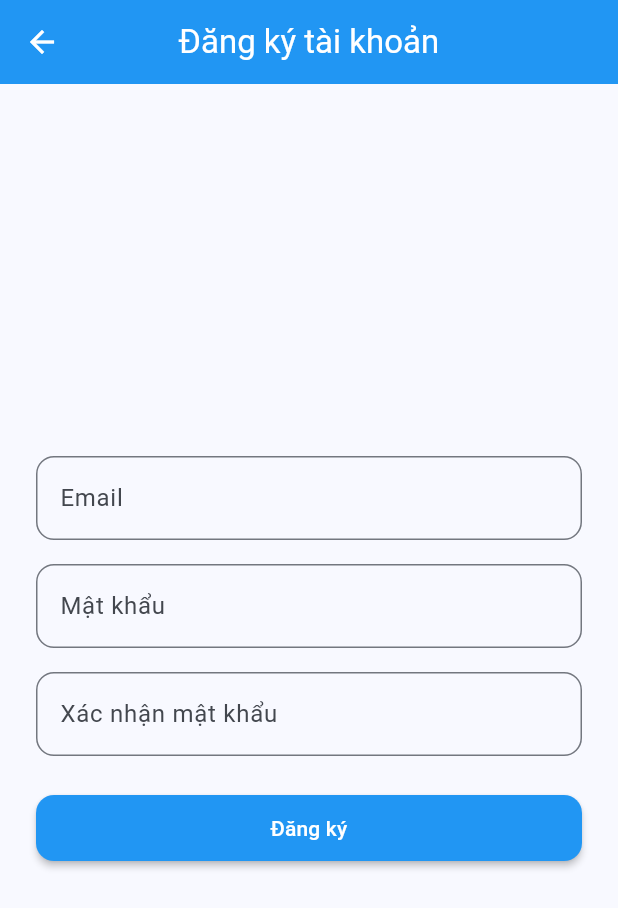
After one commit to tuankiet0811/FocusLock, a Flutter app: the screen it shows after launch, after a tap on "Đăng nhập", after a tap on "Chưa có tài khoản? Đăng ký", on a phone screen of 412 x 824 dp. The commit adds this screen. Shown: the top 908 px of the screen. Run offline on Flutter 3.47's test engine with Material 3 defaults, Android fonts, the phone set to English and light mode, and no system bars; our stand-ins replace firebase_auth, firebase_core, flutter_local_notifications, shared_preferences; missing offline and left inert: android_intent_plus; accounts and stored records are empty.

Commit message:
Login Register

```diff
--- a/FocusLock/lib/main.dart
+++ b/FocusLock/lib/main.dart
@@ -1,7 +1,9 @@
 import 'package:flutter/material.dart';
 import 'package:provider/provider.dart';
 import 'services/focus_service.dart';
+import 'services/auth_service.dart';
 import 'screens/home_screen.dart';
+import 'screens/login_screen.dart';
 import 'utils/constants.dart';
 import 'package:firebase_core/firebase_core.dart';
 
@@ -25,8 +27,11 @@ class MyApp extends StatelessWidget {
 
   @override
   Widget build(BuildContext context) {
-    return ChangeNotifierProvider<FocusService>.value(
-      value: focusService,
+    return MultiProvider(
+      providers: [
+        ChangeNotifierProvider<FocusService>.value(value: focusService),
+        ChangeNotifierProvider<AuthService>(create: (_) => AuthService()),
+      ],
       child: MaterialApp(
         title: AppConstants.appName,
         debugShowCheckedModeBanner: false,
@@ -78,8 +83,32 @@ class MyApp extends StatelessWidget {
             ),
           ),
         ),
-        home: const HomeScreen(),
+        home: const AuthGate(),
       ),
     );
   }
 }
+
+class AuthGate extends StatelessWidget {
+  const AuthGate({super.key});
+
+  @override
+  Widget build(BuildContext context) {
+    final authService = Provider.of<AuthService>(context, listen: false);
+    return StreamBuilder(
+      stream: authService.authStateChanges(),
+      builder: (context, snapshot) {
+        if (snapshot.connectionState == ConnectionState.waiting) {
+          return const Scaffold(
+            body: Center(child: CircularProgressIndicator()),
+          );
+        }
+        if (snapshot.hasData) {
+          return const HomeScreen();
+        } else {
+          return const LoginScreen();
+        }
+      },
+    );
+  }
+}
--- /dev/null
+++ b/FocusLock/lib/screens/login_screen.dart
@@ -0,0 +1,127 @@
+import 'package:flutter/material.dart';
+import 'package:provider/provider.dart';
+import '../services/auth_service.dart';
+import 'register_screen.dart';
+
+class LoginScreen extends StatefulWidget {
+  const LoginScreen({Key? key}) : super(key: key);
+
+  @override
+  State<LoginScreen> createState() => _LoginScreenState();
+}
+
+class _LoginScreenState extends State<LoginScreen> {
+  final _formKey = GlobalKey<FormState>();
+  final TextEditingController _emailController = TextEditingController();
+  final TextEditingController _passwordController = TextEditingController();
+  bool _isLoading = false;
+  String? _errorMessage;
+
+  @override
+  void dispose() {
+    _emailController.dispose();
+    _passwordController.dispose();
+    super.dispose();
+  }
+
+  Future<void> _login() async {
+    setState(() {
+      _isLoading = true;
+      _errorMessage = null;
+    });
+    if (_formKey.currentState!.validate()) {
+      try {
+        final authService = Provider.of<AuthService>(context, listen: false);
+        await authService.signInWithEmail(
+          _emailController.text.trim(),
+          _passwordController.text.trim(),
+        );
+        if (mounted) {
+          Navigator.of(context).pop(); // Quay lại màn hình trước hoặc chuyển sang home
+        }
+      } catch (e) {
+        setState(() {
+          _errorMessage = e.toString();
+        });
+      }
+    }
+    setState(() {
+      _isLoading = false;
+    });
+  }
+
+  void _goToRegister() {
+    Navigator.of(context).push(
+      MaterialPageRoute(builder: (_) => const RegisterScreen()),
+    );
+  }
+
+  void _goToForgotPassword() {
+    // Sẽ triển khai sau
+  }
+
+  @override
+  Widget build(BuildContext context) {
+    return Scaffold(
+      appBar: AppBar(title: const Text('Đăng nhập')),
+      body: Padding(
+        padding: const EdgeInsets.all(24.0),
+        child: Form(
+          key: _formKey,
+          child: Column(
+            mainAxisAlignment: MainAxisAlignment.center,
+            children: [
+              TextFormField(
+                controller: _emailController,
+                decoration: const InputDecoration(labelText: 'Email'),
+                keyboardType: TextInputType.emailAddress,
+                validator: (value) {
+                  if (value == null || value.isEmpty) return 'Vui lòng nhập email';
+                  if (!value.contains('@')) return 'Email không hợp lệ';
+                  return null;
+                },
+              ),
+              const SizedBox(height: 16),
+              TextFormField(
+                controller: _passwordController,
+                decoration: const InputDecoration(labelText: 'Mật khẩu'),
+                obscureText: true,
+                validator: (value) {
+                  if (value == null || value.isEmpty) return 'Vui lòng nhập mật khẩu';
+                  if (value.length < 6) return 'Mật khẩu phải từ 6 ký tự';
+                  return null;
+                },
+              ),
+              const SizedBox(height: 24),
+              if (_errorMessage != null)
+                Text(_errorMessage!, style: const TextStyle(color: Colors.red)),
+              SizedBox(
+                width: double.infinity,
+                child: ElevatedButton(
+                  onPressed: _isLoading ? null : _login,
+                  child: _isLoading
+                      ? const CircularProgressIndicator(color: Colors.white)
+                      : const Text('Đăng nhập'),
+                ),
+              ),
+              const SizedBox(height: 16),
+              Row(
+                mainAxisAlignment: MainAxisAlignment.center,
+                children: [
+                  TextButton(
+                    onPressed: _goToRegister,
+                    child: const Text('Chưa có tài khoản? Đăng ký'),
+                  ),
+                  TextButton(
+                    onPressed: _goToForgotPassword,
+                    child: const Text('Quên mật khẩu?'),
+                  ),
+                ],
+              ),
+            ],
+          ),
+        ),
+      ),
+    );
+  }
+}
--- /dev/null
+++ b/FocusLock/lib/screens/register_screen.dart
@@ -0,0 +1,117 @@
+import 'package:flutter/material.dart';
+import 'package:provider/provider.dart';
+import '../services/auth_service.dart';
+
+class RegisterScreen extends StatefulWidget {
+  const RegisterScreen({Key? key}) : super(key: key);
+
+  @override
+  State<RegisterScreen> createState() => _RegisterScreenState();
+}
+
+class _RegisterScreenState extends State<RegisterScreen> {
+  final _formKey = GlobalKey<FormState>();
+  final TextEditingController _emailController = TextEditingController();
+  final TextEditingController _passwordController = TextEditingController();
+  final TextEditingController _confirmPasswordController = TextEditingController();
+  bool _isLoading = false;
+  String? _errorMessage;
+
+  @override
+  void dispose() {
+    _emailController.dispose();
+    _passwordController.dispose();
+    _confirmPasswordController.dispose();
+    super.dispose();
+  }
+
+  Future<void> _register() async {
+    setState(() {
+      _isLoading = true;
+      _errorMessage = null;
+    });
+    if (_formKey.currentState!.validate()) {
+      try {
+        final authService = Provider.of<AuthService>(context, listen: false);
+        await authService.registerWithEmail(
+          _emailController.text.trim(),
+          _passwordController.text.trim(),
+        );
+        if (mounted) {
+          ScaffoldMessenger.of(context).showSnackBar(
+            const SnackBar(content: Text('Đăng ký thành công! Vui lòng kiểm tra email để xác thực.')),
+          );
+          Navigator.of(context).pop(); // Quay lại màn hình trước (thường là login)
+        }
+      } catch (e) {
+        setState(() {
+          _errorMessage = e.toString();
+        });
+      }
+    }
+    setState(() {
+      _isLoading = false;
+    });
+  }
+
+  @override
+  Widget build(BuildContext context) {
+    return Scaffold(
+      appBar: AppBar(title: const Text('Đăng ký tài khoản')),
+      body: Padding(
+        padding: const EdgeInsets.all(24.0),
+        child: Form(
+          key: _formKey,
+          child: Column(
+            mainAxisAlignment: MainAxisAlignment.center,
+            children: [
+              TextFormField(
+                controller: _emailController,
+                decoration: const InputDecoration(labelText: 'Email'),
+                keyboardType: TextInputType.emailAddress,
+                validator: (value) {
+                  if (value == null || value.isEmpty) return 'Vui lòng nhập email';
+                  if (!value.contains('@')) return 'Email không hợp lệ';
+                  return null;
+                },
+              ),
+              const SizedBox(height: 16),
+              TextFormField(
+                controller: _passwordController,
+                decoration: const InputDecoration(labelText: 'Mật khẩu'),
+                obscureText: true,
+                validator: (value) {
+                  if (value == null || value.isEmpty) return 'Vui lòng nhập mật khẩu';
+                  if (value.length < 6) return 'Mật khẩu phải từ 6 ký tự';
+                  return null;
+                },
+              ),
+              const SizedBox(height: 16),
+              TextFormField(
+                controller: _confirmPasswordController,
+                decoration: const InputDecoration(labelText: 'Xác nhận mật khẩu'),
+                obscureText: true,
+                validator: (value) {
+                  if (value != _passwordController.text) return 'Mật khẩu không khớp';
+                  return null;
+                },
+              ),
+              const SizedBox(height: 24),
+              if (_errorMessage != null)
+                Text(_errorMessage!, style: const TextStyle(color: Colors.red)),
+              SizedBox(
+                width: double.infinity,
+                child: ElevatedButton(
+                  onPressed: _isLoading ? null : _register,
+                  child: _isLoading
+                      ? const CircularProgressIndicator(color: Colors.white)
+                      : const Text('Đăng ký'),
+                ),
+              ),
+            ],
+          ),
+        ),
+      ),
+    );
+  }
+}
--- /dev/null
+++ b/FocusLock/lib/services/auth_service.dart
@@ -0,0 +1,54 @@
+import 'package:firebase_auth/firebase_auth.dart';
+import 'package:flutter/material.dart';
+
+class AuthService with ChangeNotifier {
+  final FirebaseAuth _auth = FirebaseAuth.instance;
+
+  User? get currentUser => _auth.currentUser;
+
+  // Đăng ký tài khoản mới
+  Future<UserCredential> registerWithEmail(String email, String password) async {
+    final credential = await _auth.createUserWithEmailAndPassword(email: email, password: password);
+    await sendEmailVerification();
+    return credential;
+  }
+
+  // Đăng nhập
+  Future<UserCredential> signInWithEmail(String email, String password) async {
+    return await _auth.signInWithEmailAndPassword(email: email, password: password);
+  }
+
+  // Đăng xuất
+  Future<void> signOut() async {
+    await _auth.signOut();
+  }
+
+  // Gửi email xác thực
+  Future<void> sendEmailVerification() async {
+    if (_auth.currentUser != null && !_auth.currentUser!.emailVerified) {
+      await _auth.currentUser!.sendEmailVerification();
+    }
+  }
+
+  // Gửi email quên mật khẩu
+  Future<void> sendPasswordResetEmail(String email) async {
+    await _auth.sendPasswordResetEmail(email: email);
+  }
+
+  // Cập nhật thông tin tài khoản
+  Future<void> updateProfile({String? displayName, String? email}) async {
+    if (_auth.currentUser != null) {
+      if (displayName != null) {
+        await _auth.currentUser!.updateDisplayName(displayName);
+      }
+      if (email != null) {
+        await _auth.currentUser!.updateEmail(email);
+      }
+      await _auth.currentUser!.reload();
+      notifyListeners();
+    }
+  }
+
+  // Theo dõi trạng thái đăng nhập
+  Stream<User?> authStateChanges() => _auth.authStateChanges();
+}
--- a/FocusLock/pubspec.yaml
+++ b/FocusLock/pubspec.yaml
@@ -66,7 +66,8 @@ dependencies:
 
   # Android intents
   android_intent_plus: ^5.3.0
-  firebase_core: ^3.15.1
+  firebase_core: ^2.32.0
+  firebase_auth: ^4.17.8
 
 dev_dependencies:
   flutter_test:
```
Also changed, not shown: FocusLock/lib/screens/home_screen.dart (+44 -0 lines), FocusLock/lib/screens/profile_screen.dart (added, +108 -0 lines), FocusLock/pubspec.lock, 4 other files.
